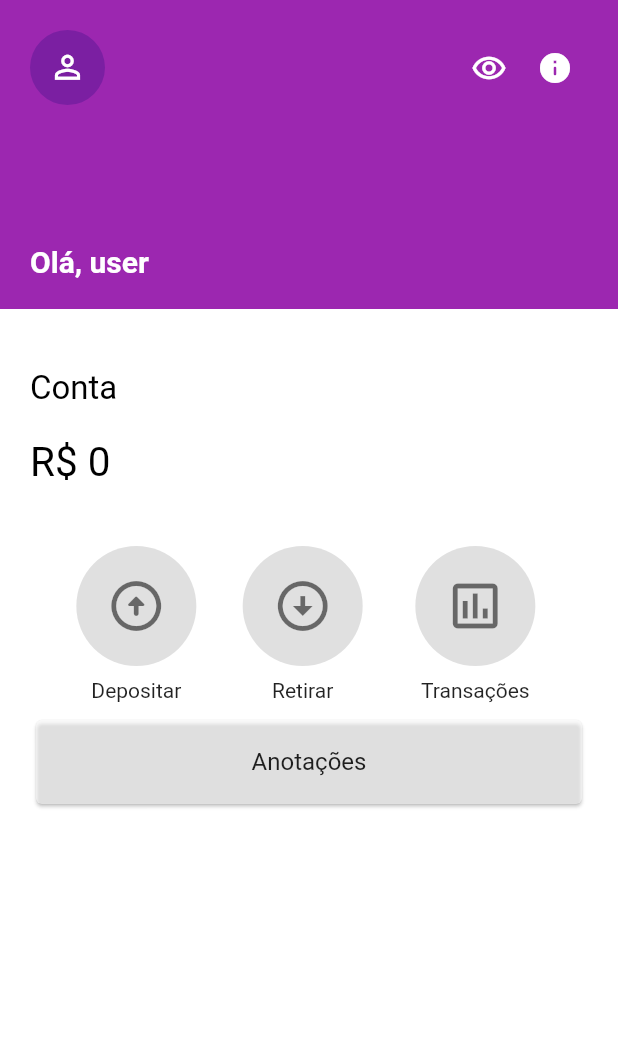
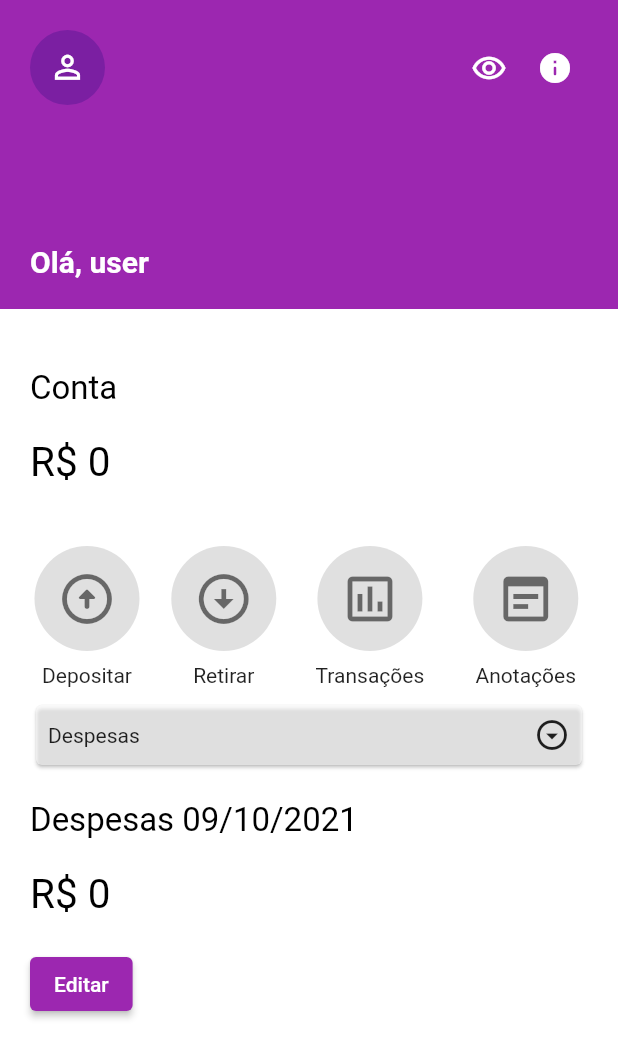
Before and after one commit to JordanElizeu/ControleDeFinancasFlutter, a Flutter app: the screen it shows after launch, swiped to page 2, on a phone screen of 412 x 824 dp. Shown: the top 1058 px of the screen. Run offline on Flutter 3.47's test engine with Material 2 defaults, Android fonts, the phone set to English and light mode, and no system bars; our stand-ins replace get.

Commit message:
finalizando página inicial

```diff
--- a/lib/ui/initial/page_initial.dart
+++ b/lib/ui/initial/page_initial.dart
@@ -11,7 +11,7 @@ class PageInitial extends StatelessWidget {
       builder: (_, constraints) {
         return Container(
           color: Colors.white,
-          child: Column(
+          child: ListView(
             children: [
               Container(
                 color: Colors.purple,
@@ -77,11 +77,12 @@ class PageInitial extends StatelessWidget {
                         fontSize: 27.0,
                         fontWeight: FontWeight.w400),
                     Row(
-                      mainAxisAlignment: MainAxisAlignment.spaceEvenly,
+                      mainAxisAlignment: MainAxisAlignment.spaceBetween,
                       children: [
                         circleAvatar(
-                            iconData: Icons.arrow_circle_up_rounded,
-                            text: "Depositar"),
+                          iconData: Icons.arrow_circle_up_rounded,
+                          text: "Depositar",
+                        ),
                         circleAvatar(
                           iconData: Icons.arrow_circle_down,
                           text: "Retirar",
@@ -90,17 +91,44 @@ class PageInitial extends StatelessWidget {
                           iconData: Icons.assessment_outlined,
                           text: "Transações",
                         ),
+                        circleAvatar(
+                          iconData: Icons.wysiwyg_outlined,
+                          text: "Anotações",
+                        ),
                       ],
                     ),
                     Card(
                       color: Colors.white54,
-                      child: ListTile(
-                        title: Container(
-                          alignment: Alignment.center,
-                          child: Text('Anotações'),
+                      child: Padding(
+                        padding: const EdgeInsets.all(8.0),
+                        child: Container(
+                            alignment: Alignment.center,
+                            child: Row(
+                              mainAxisAlignment: MainAxisAlignment.spaceBetween,
+                              children: [
+                                Text('Despesas'),
+                                Icon(Icons.arrow_drop_down_circle_outlined)
+                              ],
+                            ),
+                          ),
+                      ),
+                    ),
+                    textInformative(
+                        text: 'Despesas 09/10/2021', fontSize: 22.0),
+                    textInformative(
+                        text: 'R\$ 0',
+                        fontSize: 27.0,
+                        fontWeight: FontWeight.w400),
+                    Padding(
+                      padding: const EdgeInsets.only(top: 20.0),
+                      child: Container(
+                        alignment: Alignment.centerLeft,
+                        child: ElevatedButton(
+                          onPressed: () {},
+                          child: Text('Editar'),
                         ),
                       ),
-                    )
+                    ),
                   ],
                 ),
               )
--- a/lib/ui/initial/widgets/widget_circleavatar.dart
+++ b/lib/ui/initial/widgets/widget_circleavatar.dart
@@ -13,7 +13,7 @@ Widget circleAvatar({@required IconData iconData, @required String text}) {
             size: 40.0,
             color: Colors.black54,
           ),
-          radius: 40.0,
+          radius: 35.0,
         ),
         Padding(
           padding: const EdgeInsets.all(8.0),
```
